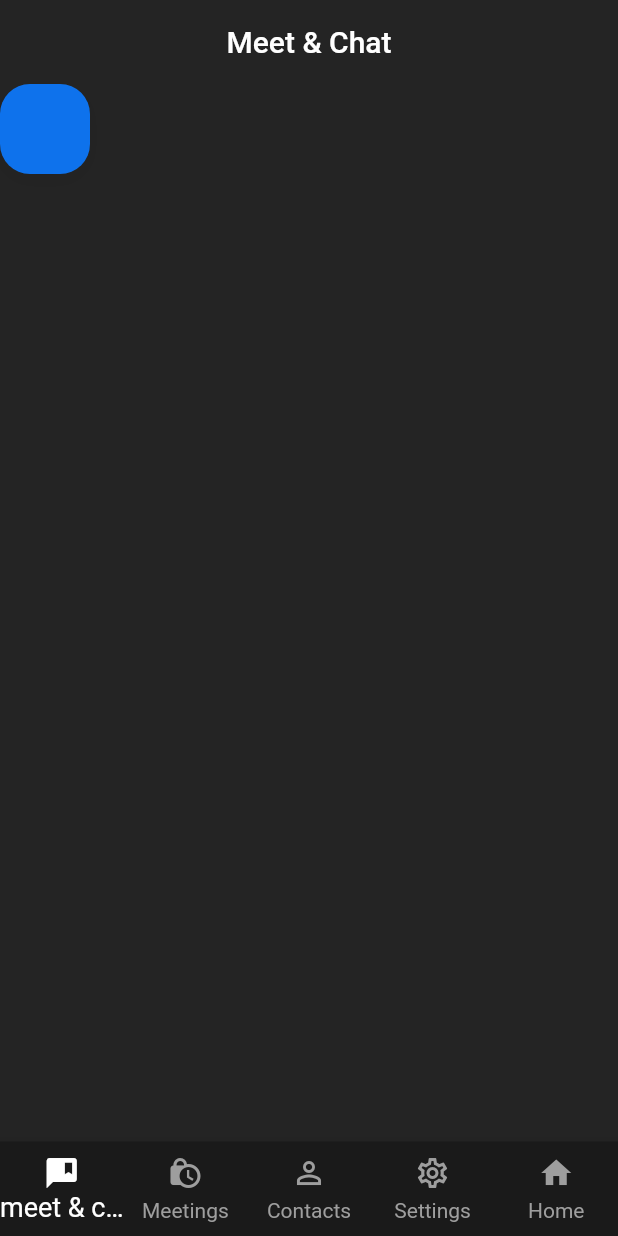
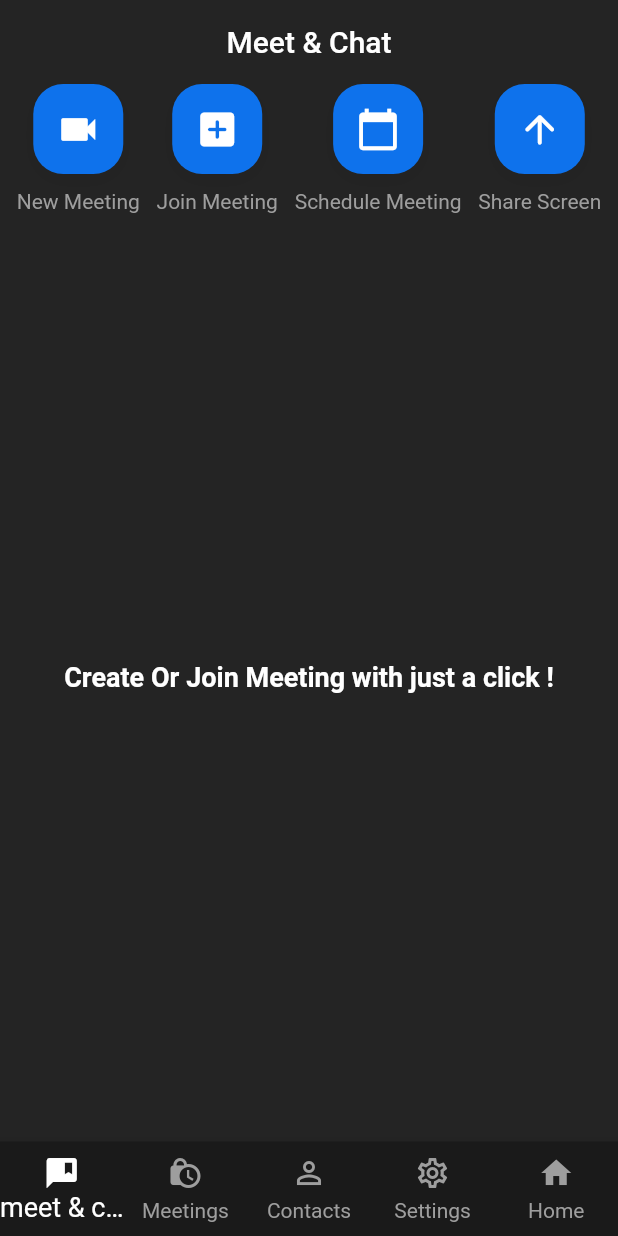
Before and after one commit to Pranit2000/Zoom, a Flutter app: the screen it shows once a user with an empty profile is signed in, on a phone screen of 412 x 824 dp. Run offline on Flutter 3.47's test engine with Material 2 defaults, Android fonts, the phone set to English and light mode, and no system bars; our stand-ins replace cloud_firestore, firebase_auth, firebase_core, google_sign_in; accounts and stored records are empty.

Commit message:
Second commit

```diff
--- a/lib/screens/Homescreen.dart
+++ b/lib/screens/Homescreen.dart
@@ -29,7 +29,34 @@ class _HomeScreenState extends State<HomeScreen> {
       body: Column(
         children: [
           Row(
-            children: [HomeMeetingButton(onPressed: () {})],
+            mainAxisAlignment: MainAxisAlignment.spaceEvenly,
+            children: [
+              HomeMeetingButton(
+                onPressed: () {},
+                text: 'New Meeting',
+                icon: Icons.videocam,
+              ),
+              HomeMeetingButton(
+                  onPressed: () {},
+                  text: 'Join Meeting',
+                  icon: Icons.add_box_rounded),
+              HomeMeetingButton(
+                  onPressed: () {},
+                  text: 'Schedule Meeting',
+                  icon: Icons.calendar_today),
+              HomeMeetingButton(
+                  onPressed: () {},
+                  text: 'Share Screen',
+                  icon: Icons.arrow_upward_rounded),
+            ],
+          ),
+          const Expanded(
+            child: Center(
+              child: Text(
+                "Create Or Join Meeting with just a click !",
+                style: TextStyle(fontWeight: FontWeight.bold, fontSize: 18),
+              ),
+            ),
           )
         ],
       ),
--- a/lib/widgets/home_meeting_button.dart
+++ b/lib/widgets/home_meeting_button.dart
@@ -3,7 +3,9 @@ import 'package:zoom/utils/colors.dart';
 
 class HomeMeetingButton extends StatelessWidget {
   final VoidCallback onPressed;
-  const HomeMeetingButton({Key? key, required this.onPressed})
+  final IconData icon;
+  final String text;
+  const HomeMeetingButton({Key? key, required this.onPressed,required this.icon,required this.text})
       : super(key: key);
 
   @override
@@ -23,10 +25,16 @@ class HomeMeetingButton extends StatelessWidget {
                     offset: const Offset(0, 4),
                   ),
                 ]),
-                height: 60,
-                width: 60,
-
+            height: 60,
+            width: 60,
+            child: Icon(
+              icon,
+              color: Colors.white,
+              size: 30,
+            ),
           ),
+          const SizedBox(height: 10,),
+          Text(text,style: TextStyle(color: Colors.grey),)
         ],
       ),
     );
```
Also changed, not shown: lib/main.dart (+11 -13 lines).
